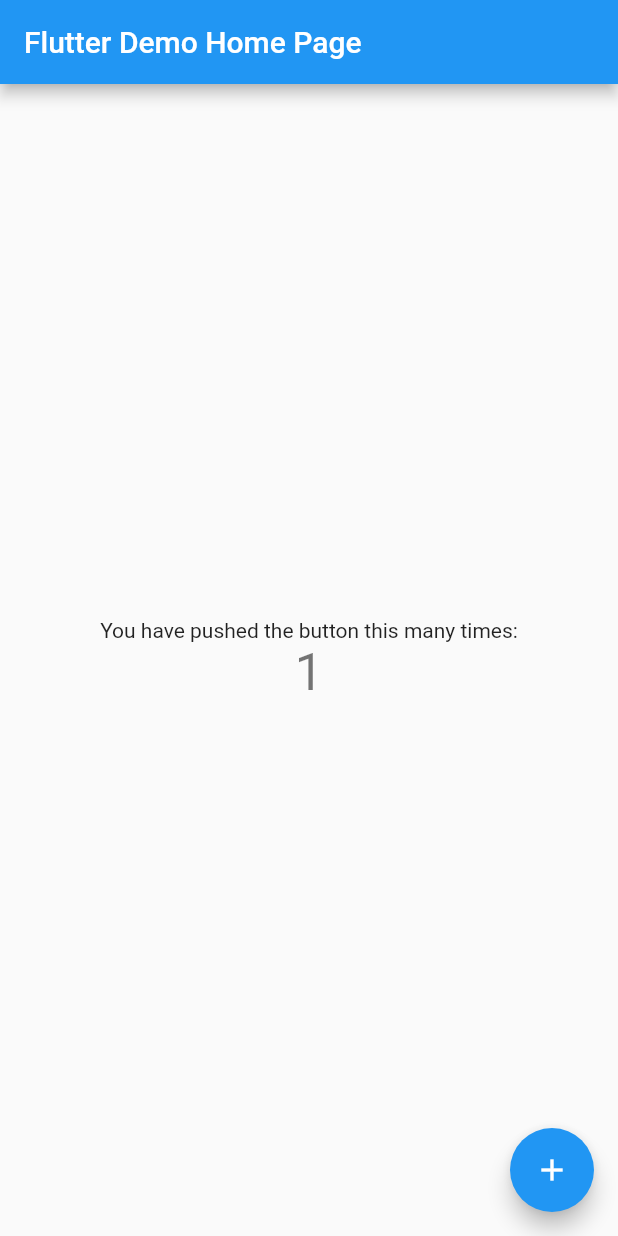
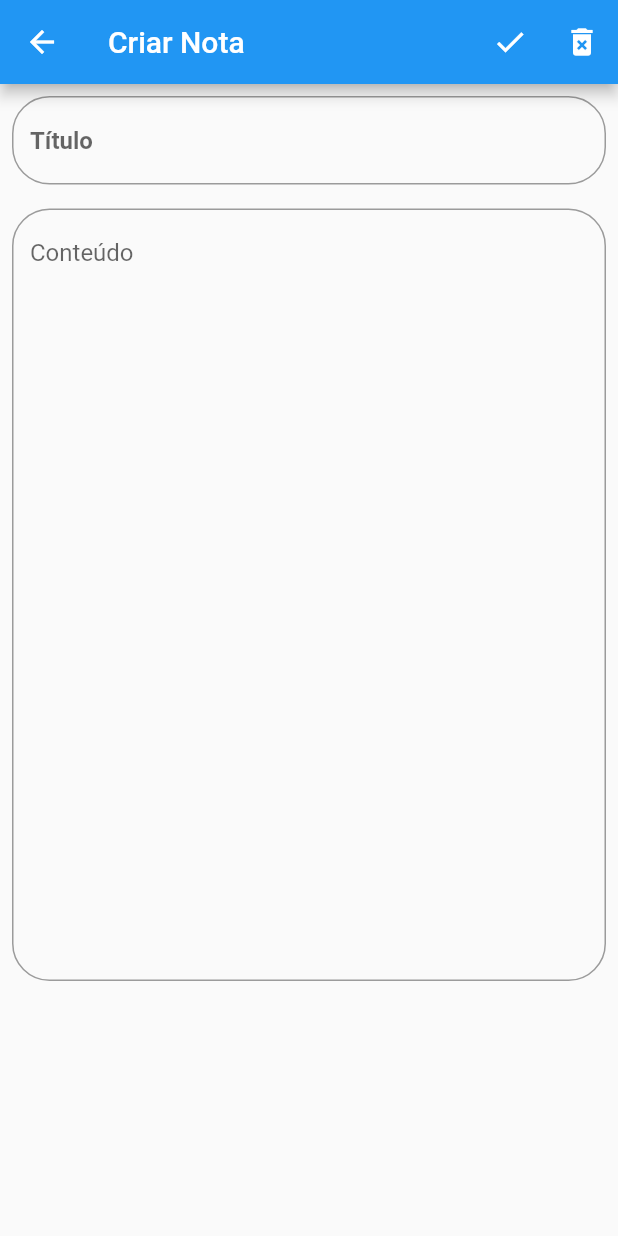
Before and after one commit to Bifi92/flutter_hub_ideias, a Flutter app: the screen it shows after launch, after a tap on the "add" icon, on a phone screen of 412 x 824 dp. Run offline on Flutter 3.47's test engine with Material 2 defaults, Android fonts, the phone set to English and light mode, and no system bars; our stand-ins replace cloud_firestore, firebase_core; accounts and stored records are empty.

Commit message:
Layout base criado.

```diff
--- /dev/null
+++ b/lib/dao/dao.dart
@@ -0,0 +1,28 @@
+import 'package:firebase_core/firebase_core.dart';
+import 'package:flutter_hub_ideias/models/note.dart';
+import 'package:flutter_hub_ideias/widgets/card.dart';
+import 'package:cloud_firestore/cloud_firestore.dart';
+
+getNotes() async {
+  await Firebase.initializeApp();
+  FirebaseFirestore firestore = FirebaseFirestore.instance;
+  firestore.collection('Notas').doc().get().then((value) => value.data());
+}
+
+List<CardWidget> cards = [
+  CardWidget(
+    note: NoteModel(content: "Conteudo 1", title: "Titulo 1"),
+  ),
+  CardWidget(
+    note: NoteModel(content: "", title: "Titulo 2"),
+  ),
+  CardWidget(
+    note: NoteModel(content: "Conteudo 3", title: "Titulo 3"),
+  ),
+  CardWidget(
+    note: NoteModel(content: "Conteudo 4", title: "Titulo 4"),
+  ),
+  CardWidget(
+    note: NoteModel(content: "Conteudo 5", title: "Titulo 5"),
+  )
+];
--- a/lib/main.dart
+++ b/lib/main.dart
@@ -1,4 +1,5 @@
 import 'package:flutter/material.dart';
+import 'package:flutter_hub_ideias/routes/route.dart';
 
 void main() {
   runApp(const MyApp());
@@ -7,109 +8,16 @@
 class MyApp extends StatelessWidget {
   const MyApp({super.key});
 
-  // This widget is the root of your application.
   @override
   Widget build(BuildContext context) {
     return MaterialApp(
-      title: 'Flutter Demo',
+      debugShowCheckedModeBanner: false,
+      title: 'Hub de ideias',
       theme: ThemeData(
-        // This is the theme of your application.
-        //
-        // Try running your application with "flutter run". You'll see the
-        // application has a blue toolbar. Then, without quitting the app, try
-        // changing the primarySwatch below to Colors.green and then invoke
-        // "hot reload" (press "r" in the console where you ran "flutter run",
-        // or simply save your changes to "hot reload" in a Flutter IDE).
-        // Notice that the counter didn't reset back to zero; the application
-        // is not restarted.
         primarySwatch: Colors.blue,
       ),
-      home: const MyHomePage(title: 'Flutter Demo Home Page'),
+      initialRoute: '/',
+      routes: rotes,
     );
   }
 }
-
-class MyHomePage extends StatefulWidget {
-  const MyHomePage({super.key, required this.title});
-
-  // This widget is the home page of your application. It is stateful, meaning
-  // that it has a State object (defined below) that contains fields that affect
-  // how it looks.
-
-  // This class is the configuration for the state. It holds the values (in this
-  // case the title) provided by the parent (in this case the App widget) and
-  // used by the build method of the State. Fields in a Widget subclass are
-  // always marked "final".
-
-  final String title;
-
-  @override
-  State<MyHomePage> createState() => _MyHomePageState();
-}
-
-class _MyHomePageState extends State<MyHomePage> {
-  int _counter = 0;
-
-  void _incrementCounter() {
-    setState(() {
-      // This call to setState tells the Flutter framework that something has
-      // changed in this State, which causes it to rerun the build method below
-      // so that the display can reflect the updated values. If we changed
-      // _counter without calling setState(), then the build method would not be
-      // called again, and so nothing would appear to happen.
-      _counter++;
-    });
-  }
-
-  @override
-  Widget build(BuildContext context) {
-    // This method is rerun every time setState is called, for instance as done
-    // by the _incrementCounter method above.
-    //
-    // The Flutter framework has been optimized to make rerunning build methods
-    // fast, so that you can just rebuild anything that needs updating rather
-    // than having to individually change instances of widgets.
-    return Scaffold(
-      appBar: AppBar(
-        // Here we take the value from the MyHomePage object that was created by
-        // the App.build method, and use it to set our appbar title.
-        title: Text(widget.title),
-      ),
-      body: Center(
-        // Center is a layout widget. It takes a single child and positions it
-        // in the middle of the parent.
-        child: Column(
-          // Column is also a layout widget. It takes a list of children and
-          // arranges them vertically. By default, it sizes itself to fit its
-          // children horizontally, and tries to be as tall as its parent.
-          //
-          // Invoke "debug painting" (press "p" in the console, choose the
-          // "Toggle Debug Paint" action from the Flutter Inspector in Android
-          // Studio, or the "Toggle Debug Paint" command in Visual Studio Code)
-          // to see the wireframe for each widget.
-          //
-          // Column has various properties to control how it sizes itself and
-          // how it positions its children. Here we use mainAxisAlignment to
-          // center the children vertically; the main axis here is the vertical
-          // axis because Columns are vertical (the cross axis would be
-          // horizontal).
-          mainAxisAlignment: MainAxisAlignment.center,
-          children: <Widget>[
-            const Text(
-              'You have pushed the button this many times:',
-            ),
-            Text(
-              '$_counter',
-              style: Theme.of(context).textTheme.headline4,
-            ),
-          ],
-        ),
-      ),
-      floatingActionButton: FloatingActionButton(
-        onPressed: _incrementCounter,
-        tooltip: 'Increment',
-        child: const Icon(Icons.add),
-      ), // This trailing comma makes auto-formatting nicer for build methods.
-    );
-  }
-}
--- /dev/null
+++ b/lib/models/note.dart
@@ -0,0 +1,5 @@
+class NoteModel {
+  late String title;
+  late String content;
+  NoteModel({required this.title, required this.content});
+}
--- /dev/null
+++ b/lib/routes/route.dart
@@ -0,0 +1,9 @@
+import 'package:flutter/cupertino.dart';
+import 'package:flutter_hub_ideias/screens/dashboard.dart';
+import 'package:flutter_hub_ideias/screens/note.dart';
+
+Map<String, WidgetBuilder> rotes = {
+  "/": (context) => const DashboardScreen(),
+  "/edit-note": (context) => const NoteScreen(acao: 'Editar'),
+  "/create-note": (context) => const NoteScreen(acao: 'Criar')
+};
--- /dev/null
+++ b/lib/screens/dashboard.dart
@@ -0,0 +1,31 @@
+import 'package:flutter/material.dart';
+import 'package:flutter_hub_ideias/dao/dao.dart';
+import 'package:flutter_hub_ideias/models/note.dart';
+
+class DashboardScreen extends StatefulWidget {
+  const DashboardScreen({super.key});
+
+  @override
+  State<DashboardScreen> createState() => _DashboardScreenState();
+}
+
+class _DashboardScreenState extends State<DashboardScreen> {
+  @override
+  Widget build(BuildContext context) {
+    return Scaffold(
+      appBar: AppBar(
+        title: const Text('Dashboard'),
+      ),
+      body: Wrap(
+        children: cards,
+      ),
+      floatingActionButton: FloatingActionButton(
+        onPressed: () {
+          Navigator.pushNamed(context, '/create-note',
+              arguments: NoteModel(title: "", content: ""));
+        },
+        child: const Icon(Icons.add),
+      ),
+    );
+  }
+}
--- /dev/null
+++ b/lib/screens/note.dart
@@ -0,0 +1,105 @@
+import 'package:flutter/material.dart';
+import 'package:flutter_hub_ideias/dao/dao.dart';
+import 'package:flutter_hub_ideias/models/note.dart';
+
+class NoteScreen extends StatelessWidget {
+  const NoteScreen({required this.acao, super.key});
+
+  final String acao;
+
+  _setArguments(
+      context, titleTextFormFieldController, contentTextFormFieldController) {
+    NoteModel note = ModalRoute.of(context)!.settings.arguments as NoteModel;
+
+    titleTextFormFieldController.text = note.title;
+    contentTextFormFieldController.text = note.content;
+  }
+
+  @override
+  Widget build(BuildContext context) {
+    final TextEditingController titleTextFormFieldController =
+        TextEditingController();
+
+    final TextEditingController contentTextFormFieldController =
+        TextEditingController();
+
+    final formKey = GlobalKey<FormState>();
+    //getNotes();
+
+    _setArguments(
+      context,
+      titleTextFormFieldController,
+      contentTextFormFieldController,
+    );
+
+    onSave() {
+      formKey.currentState?.validate();
+      debugPrint(titleTextFormFieldController.text);
+      debugPrint(contentTextFormFieldController.text);
+    }
+
+    return Scaffold(
+      appBar: AppBar(
+        title: Text('$acao Nota'),
+        actions: [
+          IconButton(
+              onPressed: () {
+                onSave();
+              },
+              icon: const Icon(Icons.check),
+              tooltip: 'Salvar'),
+          IconButton(
+              onPressed: () {},
+              icon: const Icon(Icons.delete_forever),
+              tooltip: 'Deletar')
+        ],
+      ),
+      body: Form(
+        key: formKey,
+        child: SingleChildScrollView(
+          child: Column(
+            children: [
+              Padding(
+                padding: const EdgeInsets.all(8.0),
+                child: TextFormField(
+                  controller: titleTextFormFieldController,
+                  decoration: const InputDecoration(
+                    hintText: "Título",
+                    border: OutlineInputBorder(
+                      borderRadius: BorderRadius.all(
+                        Radius.circular(25.0),
+                      ),
+                    ),
+                  ),
+                  style: const TextStyle(fontWeight: FontWeight.bold),
+                  validator: (value) {
+                    if (value!.isEmpty) {
+                      return "Campo obrigatório";
+                    }
+                  },
+                ),
+              ),
+              Padding(
+                padding: const EdgeInsets.all(8.0),
+                child: TextFormField(
+                  maxLines: null,
+                  minLines: 25,
+                  controller: contentTextFormFieldController,
+                  decoration: const InputDecoration(
+                    hintText: "Conteúdo",
+                    border: OutlineInputBorder(
+                      borderRadius: BorderRadius.all(
+                        Radius.circular(25.0),
+                      ),
+                    ),
+                  ),
+                  keyboardType: TextInputType.multiline,
+                ),
+              )
+            ],
+          ),
+        ),
+      ),
+    );
+  }
+}
--- /dev/null
+++ b/lib/widgets/card.dart
@@ -0,0 +1,31 @@
+import 'package:flutter/material.dart';
+import 'package:flutter_hub_ideias/models/note.dart';
+
+class CardWidget extends StatelessWidget {
+  const CardWidget({required this.note, super.key});
+
+  final NoteModel note;
+
+  @override
+  Widget build(BuildContext context) {
+    return Card(
+      color: Colors.blueAccent,
+      shape: RoundedRectangleBorder(
+        borderRadius: BorderRadius.circular(15.0),
+      ),
+      child: InkWell(
+        onTap: () {
+          Navigator.pushNamed(context, '/edit-note', arguments: note);
+        },
+        child: SizedBox(
+          height: 100,
+          width: 100,
+          child: Padding(
+            padding: const EdgeInsets.all(8.0),
+            child: Center(child: Text(note.title)),
+          ),
+        ),
+      ),
+    );
+  }
+}
--- a/pubspec.yaml
+++ b/pubspec.yaml
@@ -36,6 +36,8 @@
   # The following adds the Cupertino Icons font to your application.
   # Use with the CupertinoIcons class for iOS style icons.
   cupertino_icons: ^1.0.2
+  cloud_firestore: ^4.1.0
+  firebase_core: ^2.3.0
 
 dev_dependencies:
   flutter_test:
```
Also changed, not shown: pubspec.lock, 6 other files.
